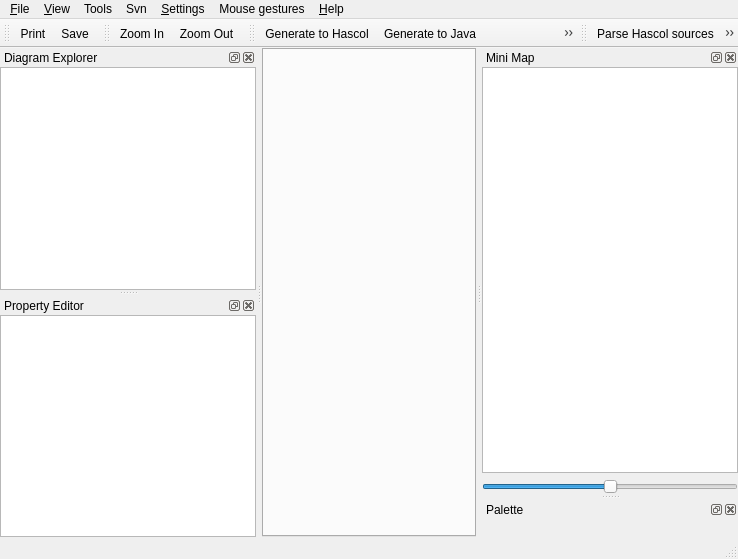
First picture: the form in unreal/branches/listenersBranch/qrgui/mainwindow/mainwindow.ui, repository qreal/qreal, before the edit.
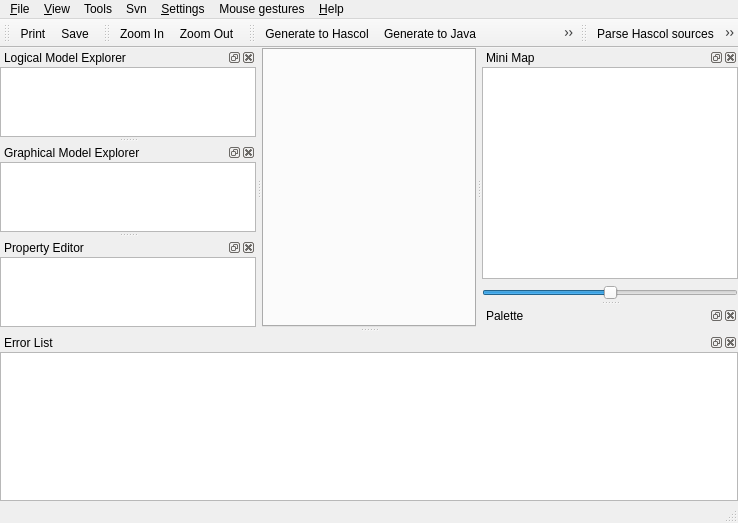
Second picture: the form after the edit. Icons and pictures are not drawn. Custom widgets are drawn as their Qt base class.

Diff of the .ui file:
```diff
--- a/unreal/branches/listenersBranch/qrgui/mainwindow/mainwindow.ui
+++ b/unreal/branches/listenersBranch/qrgui/mainwindow/mainwindow.ui
@@ -7,7 +7,7 @@
     <x>0</x>
     <y>0</y>
     <width>738</width>
-    <height>559</height>
+    <height>523</height>
    </rect>
   </property>
   <property name="windowTitle">
@@ -117,40 +117,6 @@
    <addaction name="menuHelp"/>
   </widget>
   <widget class="QStatusBar" name="statusbar"/>
-  <widget class="QDockWidget" name="diagramDock">
-   <property name="allowedAreas">
-    <set>Qt::AllDockWidgetAreas</set>
-   </property>
-   <property name="windowTitle">
-    <string>Diagram Explorer</string>
-   </property>
-   <attribute name="dockWidgetArea">
-    <number>1</number>
-   </attribute>
-   <widget class="QWidget" name="dockWidgetContents_2">
-    <layout class="QHBoxLayout">
-     <property name="spacing">
-      <number>6</number>
-     </property>
-     <property name="margin">
-      <number>0</number>
-     </property>
-     <item>
-      <widget class="QTreeView" name="diagramExplorer">
-       <property name="contextMenuPolicy">
-        <enum>Qt::ActionsContextMenu</enum>
-       </property>
-       <property name="acceptDrops">
-        <bool>true</bool>
-       </property>
-       <property name="dragDropMode">
-        <enum>QAbstractItemView::DragDrop</enum>
-       </property>
-      </widget>
-     </item>
-    </layout>
-   </widget>
-  </widget>
   <widget class="QToolBar" name="fileToolbar">
    <property name="windowTitle">
     <string>File Toolbar</string>
@@ -239,27 +205,27 @@
    <addaction name="actionZoom_In"/>
    <addaction name="actionZoom_Out"/>
   </widget>
-  <widget class="QDockWidget" name="propertyDock">
+  <widget class="QDockWidget" name="logicalModelDock">
+   <property name="features">
+    <set>QDockWidget::AllDockWidgetFeatures</set>
+   </property>
    <property name="windowTitle">
-    <string>Property Editor</string>
+    <string>Logical Model Explorer</string>
    </property>
    <attribute name="dockWidgetArea">
     <number>1</number>
    </attribute>
-   <widget class="QWidget" name="dockWidgetContents">
-    <layout class="QVBoxLayout">
-     <property name="spacing">
-      <number>6</number>
-     </property>
-     <property name="margin">
-      <number>0</number>
-     </property>
+   <widget class="QWidget" name="logicalModelDockWidgetContents">
+    <layout class="QVBoxLayout" name="verticalLayout">
      <item>
-      <widget class="QTableView" name="propertyEditor">
-       <property name="alternatingRowColors">
+      <widget class="QTreeView" name="logicalModelExplorer">
+       <property name="contextMenuPolicy">
+        <enum>Qt::ActionsContextMenu</enum>
+       </property>
+       <property name="acceptDrops">
         <bool>true</bool>
        </property>
-       <property name="showGrid">
+       <property name="dragEnabled">
         <bool>false</bool>
        </property>
       </widget>
@@ -295,6 +261,101 @@
    <addaction name="actionParse_Hascol_sources"/>
    <addaction name="actionParse_Java_Libraries"/>
   </widget>
+  <widget class="QDockWidget" name="errorDock">
+   <property name="sizePolicy">
+    <sizepolicy hsizetype="Preferred" vsizetype="MinimumExpanding">
+     <horstretch>0</horstretch>
+     <verstretch>0</verstretch>
+    </sizepolicy>
+   </property>
+   <property name="minimumSize">
+    <size>
+     <width>91</width>
+     <height>113</height>
+    </size>
+   </property>
+   <property name="maximumSize">
+    <size>
+     <width>524287</width>
+     <height>524287</height>
+    </size>
+   </property>
+   <property name="acceptDrops">
+    <bool>false</bool>
+   </property>
+   <property name="autoFillBackground">
+    <bool>false</bool>
+   </property>
+   <property name="windowTitle">
+    <string>Error List</string>
+   </property>
+   <attribute name="dockWidgetArea">
+    <number>8</number>
+   </attribute>
+   <widget class="QWidget" name="errorDockWidgetContents">
+    <layout class="QHBoxLayout" name="horizontalLayout_2">
+     <item>
+      <widget class="ErrorListWidget" name="errorListWidget"/>
+     </item>
+    </layout>
+   </widget>
+  </widget>
+  <widget class="QDockWidget" name="graphicalModelDock">
+   <property name="windowTitle">
+    <string>Graphical Model Explorer</string>
+   </property>
+   <attribute name="dockWidgetArea">
+    <number>1</number>
+   </attribute>
+   <widget class="QWidget" name="graphicalModelDockWidgetContents">
+    <layout class="QHBoxLayout" name="horizontalLayout">
+     <item>
+      <widget class="QTreeView" name="graphicalModelExplorer">
+       <property name="contextMenuPolicy">
+        <enum>Qt::ActionsContextMenu</enum>
+       </property>
+       <property name="acceptDrops">
+        <bool>true</bool>
+       </property>
+      </widget>
+     </item>
+    </layout>
+   </widget>
+  </widget>
+  <widget class="QDockWidget" name="propertyDock">
+   <property name="windowTitle">
+    <string>Property Editor</string>
+   </property>
+   <attribute name="dockWidgetArea">
+    <number>1</number>
+   </attribute>
+   <widget class="QWidget" name="propertyDockWidgetContents">
+    <layout class="QVBoxLayout">
+     <property name="spacing">
+      <number>6</number>
+     </property>
+     <property name="margin">
+      <number>0</number>
+     </property>
+     <item>
+      <widget class="QTableView" name="propertyEditor">
+       <property name="maximumSize">
+        <size>
+         <width>16777214</width>
+         <height>16777215</height>
+        </size>
+       </property>
+       <property name="alternatingRowColors">
+        <bool>true</bool>
+       </property>
+       <property name="showGrid">
+        <bool>false</bool>
+       </property>
+      </widget>
+     </item>
+    </layout>
+   </widget>
+  </widget>
   <action name="actionQuit">
    <property name="text">
     <string>&amp;Quit</string>
@@ -594,6 +655,11 @@
    <header>paletteToolbox.h</header>
    <container>1</container>
   </customwidget>
+  <customwidget>
+   <class>ErrorListWidget</class>
+   <extends>QListWidget</extends>
+   <header>errorlistwidget.h</header>
+  </customwidget>
  </customwidgets>
  <resources>
   <include location="../qrgui.qrc"/>
```
Left out of the diff: 48 changed lines with no effect on the pictures.
